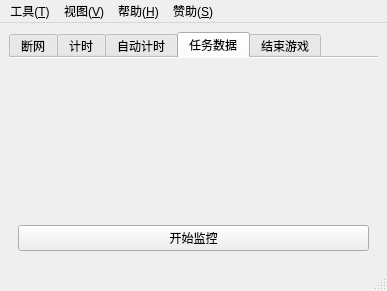
Old version of the form EliteSpeedrunTool/MainWindow.ui in the repository GTA5Oracle/EliteSpeedrunTool.
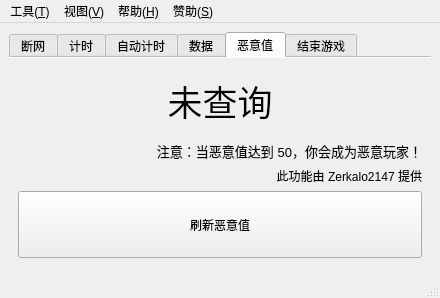
New version of the form. The open tabs and pages were chosen to show the change. Icons and pictures are not drawn.

The edit to the form file:
```diff
--- a/EliteSpeedrunTool/MainWindow.ui
+++ b/EliteSpeedrunTool/MainWindow.ui
@@ -6,8 +6,8 @@
    <rect>
     <x>0</x>
     <y>0</y>
-    <width>387</width>
-    <height>291</height>
+    <width>440</width>
+    <height>298</height>
    </rect>
   </property>
   <widget class="QWidget" name="centralwidget">
@@ -366,7 +366,7 @@
       </widget>
       <widget class="QWidget" name="tab">
        <attribute name="title">
-        <string>任务数据</string>
+        <string>数据</string>
        </attribute>
        <layout class="QVBoxLayout" name="verticalLayout_9">
         <item>
@@ -385,8 +385,8 @@
             <rect>
              <x>0</x>
              <y>0</y>
-             <width>351</width>
-             <height>157</height>
+             <width>404</width>
+             <height>164</height>
             </rect>
            </property>
            <layout class="QVBoxLayout" name="verticalLayout_10">
@@ -431,6 +431,88 @@
         </item>
        </layout>
       </widget>
+      <widget class="QWidget" name="tab_2">
+       <attribute name="title">
+        <string>恶意值</string>
+       </attribute>
+       <layout class="QVBoxLayout" name="verticalLayout_3">
+        <item>
+         <widget class="QLabel" name="labBadSport">
+          <property name="font">
+           <font>
+            <pointsize>26</pointsize>
+           </font>
+          </property>
+          <property name="text">
+           <string>未查询</string>
+          </property>
+          <property name="alignment">
+           <set>Qt::AlignCenter</set>
+          </property>
+         </widget>
+        </item>
+        <item>
+         <widget class="QLabel" name="label_2">
+          <property name="sizePolicy">
+           <sizepolicy hsizetype="Preferred" vsizetype="Fixed">
+            <horstretch>0</horstretch>
+            <verstretch>0</verstretch>
+           </sizepolicy>
+          </property>
+          <property name="font">
+           <font>
+            <pointsize>10</pointsize>
+           </font>
+          </property>
+          <property name="text">
+           <string>注意：当恶意值达到 50，你会成为恶意玩家！</string>
+          </property>
+          <property name="alignment">
+           <set>Qt::AlignRight|Qt::AlignTrailing|Qt::AlignVCenter</set>
+          </property>
+         </widget>
+        </item>
+        <item>
+         <widget class="QLabel" name="label_3">
+          <property name="sizePolicy">
+           <sizepolicy hsizetype="Preferred" vsizetype="Fixed">
+            <horstretch>0</horstretch>
+            <verstretch>0</verstretch>
+           </sizepolicy>
+          </property>
+          <property name="text">
+           <string>此功能由 Zerkalo2147 提供</string>
+          </property>
+          <property name="alignment">
+           <set>Qt::AlignRight|Qt::AlignTrailing|Qt::AlignVCenter</set>
+          </property>
+         </widget>
+        </item>
+        <item>
+         <widget class="QPushButton" name="btnRefreshBadSport">
+          <property name="sizePolicy">
+           <sizepolicy hsizetype="Minimum" vsizetype="Minimum">
+            <horstretch>0</horstretch>
+            <verstretch>0</verstretch>
+           </sizepolicy>
+          </property>
+          <property name="text">
+           <string>刷新恶意值</string>
+          </property>
+          <property name="icon">
+           <iconset resource="resource.qrc">
+            <normaloff>:/image/ic_dunce_hat.ico</normaloff>:/image/ic_dunce_hat.ico</iconset>
+          </property>
+          <property name="iconSize">
+           <size>
+            <width>32</width>
+            <height>32</height>
+           </size>
+          </property>
+         </widget>
+        </item>
+       </layout>
+      </widget>
       <widget class="QWidget" name="tabCloseGameImmediately">
        <attribute name="title">
         <string>结束游戏</string>
@@ -472,7 +554,7 @@
     <rect>
      <x>0</x>
      <y>0</y>
-     <width>387</width>
+     <width>440</width>
      <height>20</height>
     </rect>
    </property>
```
Left out of the diff: 2 changed lines with no effect on the pictures.
